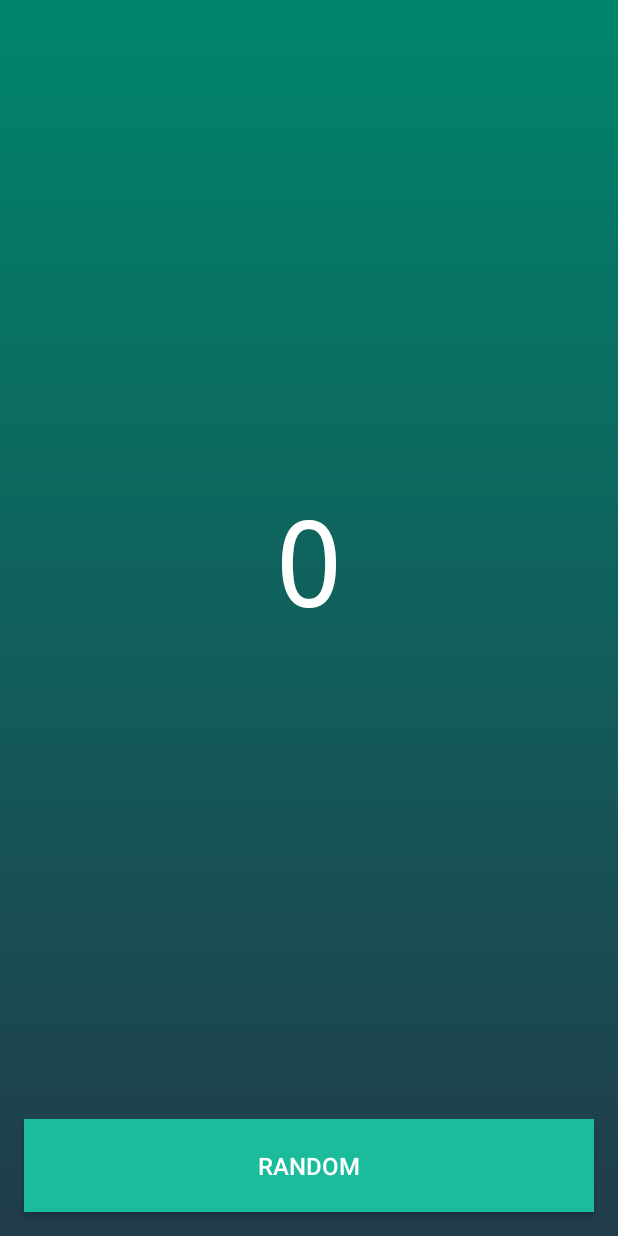
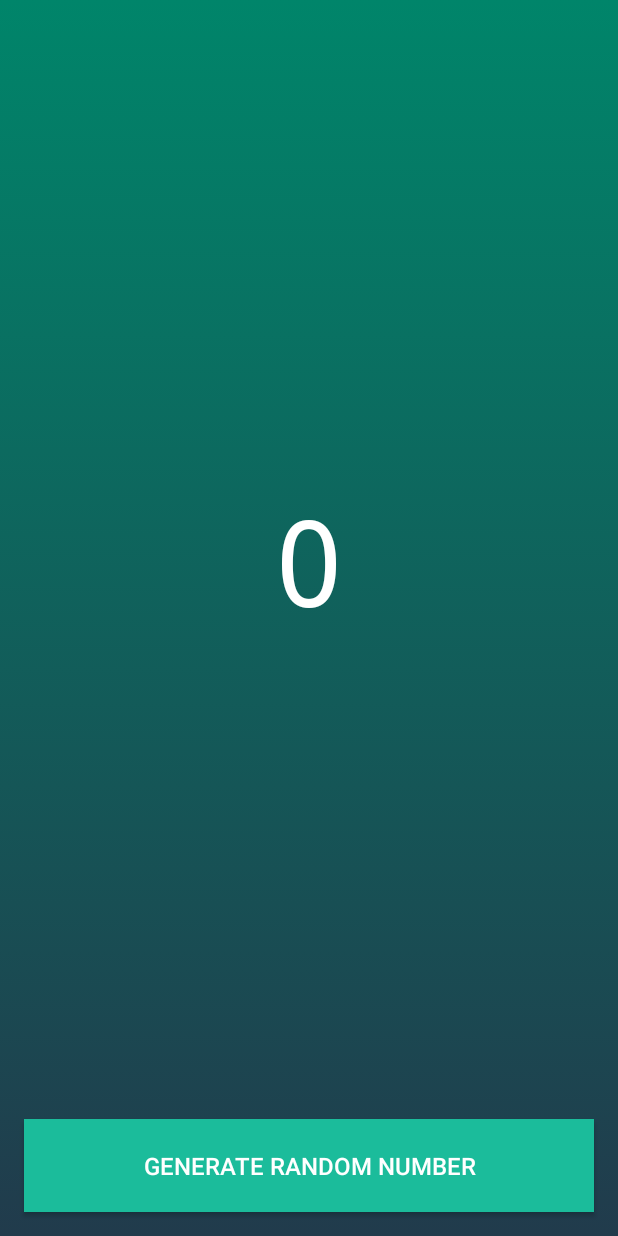
Before and after one commit to MatheusPatrickZup/KotlinUIdemy, an Android app: the screen it shows after launch (MainActivity), on a phone screen of 412 x 824 dp. Run offline under Robolectric (Android 15) with nearby library versions, the phone set to English and light mode, and no system bars.

Commit message:
Android project fixes

```diff
--- a/Udemy-Random/app/src/main/res/layout/activity_main.xml
+++ b/Udemy-Random/app/src/main/res/layout/activity_main.xml
@@ -12,7 +12,7 @@
         android:layout_width="wrap_content"
         android:layout_height="wrap_content"
         android:fontFamily="monospace"
-        android:text="0"
+        android:text="@string/initialNumber"
         android:textSize="80sp"
         android:textColor="@color/white"
         app:layout_constraintBottom_toTopOf="@id/btnRandom"
@@ -23,7 +23,7 @@
     <Button
         style="@style/ButtonStyle"
         android:id="@+id/btnRandom"
-        android:text="Random"
+        android:text="@string/btnGenerateText"
         android:layout_width="match_parent"
         android:layout_height="wrap_content"
         android:layout_marginStart="16dp"
--- a/Udemy-Random/app/src/main/res/values/strings.xml
+++ b/Udemy-Random/app/src/main/res/values/strings.xml
@@ -1,3 +1,4 @@
 <resources>
-    <string name="app_name">Udemy-Random</string>
+    <string name="initialNumber">0</string>
+    <string name="btnGenerateText">"Generate random number"</string>
 </resources>
```
